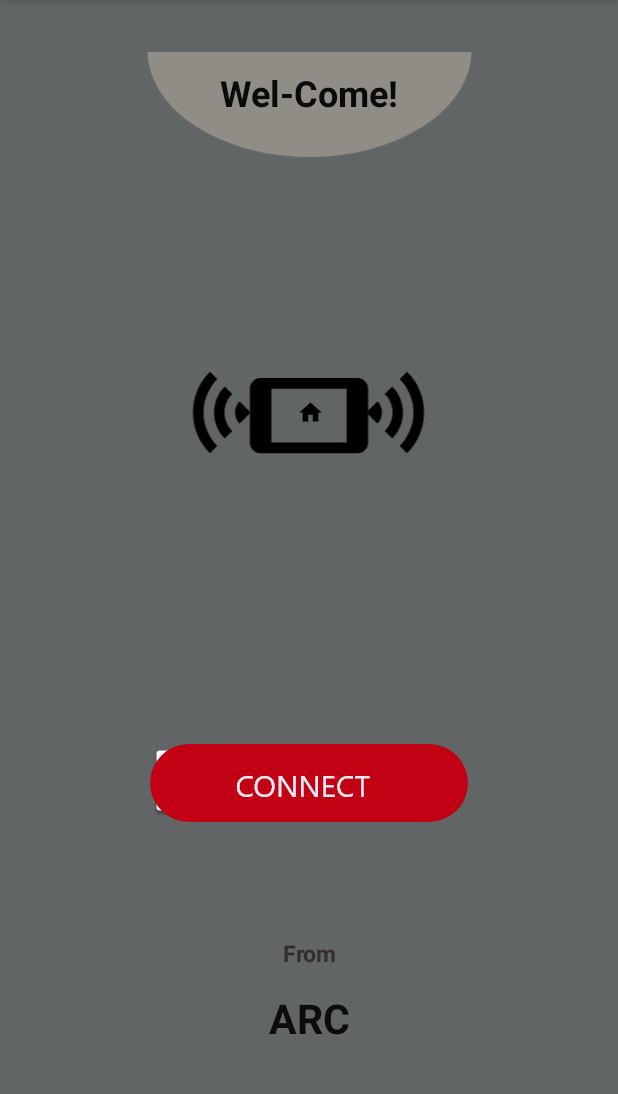
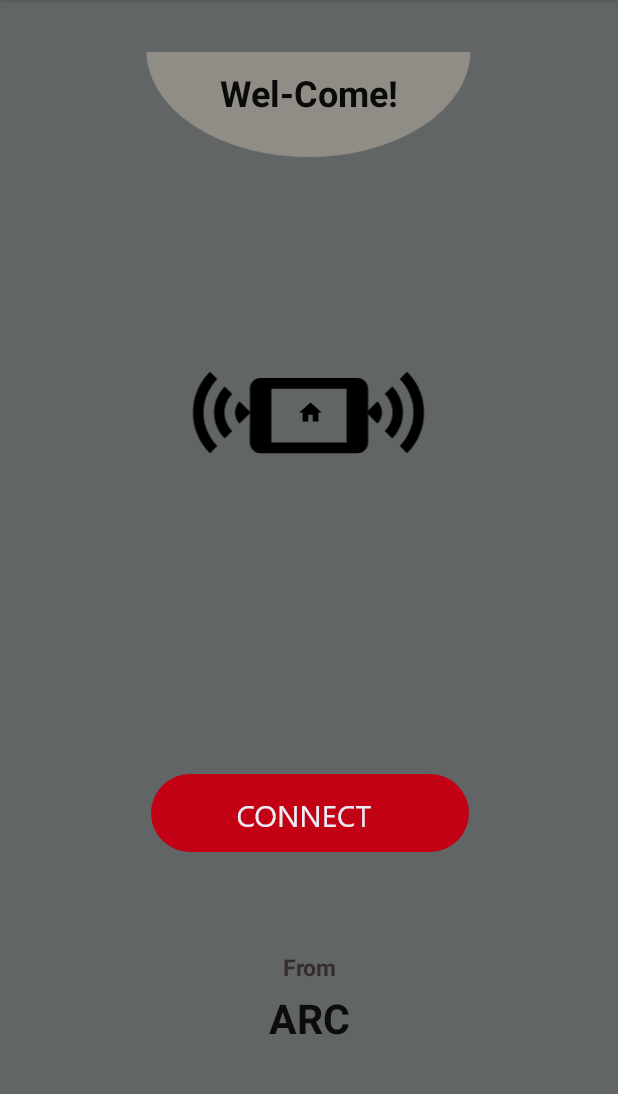
Before and after one commit to arcAdcet123/arcAutomationApp, an Android app: the screen it shows after launch (Sign_in_Activity), on a phone screen of 412 x 824 dp, the part 84-1178 px from its top. Run offline under Robolectric (Android 15) with nearby library versions, the phone set to English and light mode, and no system bars; our stand-ins replace Firebase (no records; nobody signed in at launch, a user with empty details on screens opened directly).

Commit message:
Bg Change & Final Sign if button And connect combined

```diff
--- a/app/src/main/res/layout/activity_sign_in_.xml
+++ b/app/src/main/res/layout/activity_sign_in_.xml
@@ -15,22 +15,27 @@
         android:layout_marginTop="476dp"
         android:layout_marginEnd="96dp"
         android:layout_marginBottom="200dp"
+        android:alwaysDrawnWithCache="false"
+        android:animationCache="false"
         android:focusableInTouchMode="false"
         android:foreground="@drawable/group_1"
         android:hapticFeedbackEnabled="false"
+        android:paddingLeft="20dp"
         app:layout_constraintBottom_toBottomOf="parent"
         app:layout_constraintEnd_toEndOf="parent"
-        app:layout_constraintHorizontal_bias="0.5"
+        app:layout_constraintHorizontal_bias="0.543"
         app:layout_constraintStart_toStartOf="parent"
-        app:layout_constraintTop_toTopOf="parent" />
+        app:layout_constraintTop_toTopOf="parent"
+        app:layout_constraintVertical_bias="1.0" />
 
     <TextView
         android:id="@+id/textView"
         android:layout_width="83dp"
         android:layout_height="26dp"
-        android:layout_marginStart="96dp"
+        android:layout_marginStart="164dp"
         android:layout_marginTop="615dp"
-        android:layout_marginEnd="96dp"
+        android:layout_marginEnd="164dp"
+        android:layout_marginBottom="90dp"
         android:lineSpacingExtra="8sp"
         android:text="From"
         android:textAlignment="center"
@@ -38,9 +43,8 @@
         android:textColor="#352D2D"
         android:textSize="15sp"
         android:textStyle="bold"
-        app:layout_constraintBottom_toTopOf="@+id/textView2"
+        app:layout_constraintBottom_toBottomOf="parent"
         app:layout_constraintEnd_toEndOf="parent"
-        app:layout_constraintHorizontal_bias="0.5"
         app:layout_constraintStart_toStartOf="parent"
         app:layout_constraintTop_toTopOf="parent" />
 
@@ -48,7 +52,9 @@
         android:id="@+id/textView2"
         android:layout_width="105dp"
         android:layout_height="38dp"
+        android:layout_marginStart="153dp"
         android:layout_marginTop="641dp"
+        android:layout_marginEnd="153dp"
         android:layout_marginBottom="52dp"
         android:text="ARC"
         android:textAlignment="center"
@@ -57,7 +63,6 @@
         android:textStyle="bold"
         app:layout_constraintBottom_toBottomOf="parent"
         app:layout_constraintEnd_toEndOf="parent"
-        app:layout_constraintHorizontal_bias="0.5"
         app:layout_constraintStart_toStartOf="parent"
         app:layout_constraintTop_toTopOf="parent" />
 
@@ -67,11 +72,10 @@
         android:layout_height="wrap_content"
         android:layout_marginStart="96dp"
         android:layout_marginTop="16dp"
-        android:layout_marginEnd="96dp"
+        android:layout_marginEnd="97dp"
         android:layout_marginBottom="644dp"
         app:layout_constraintBottom_toBottomOf="parent"
         app:layout_constraintEnd_toEndOf="parent"
-        app:layout_constraintHorizontal_bias="0.5"
         app:layout_constraintStart_toStartOf="parent"
         app:layout_constraintTop_toTopOf="parent"
         app:srcCompat="@drawable/component_1__1" />
@@ -80,7 +84,9 @@
         android:id="@+id/textView3"
         android:layout_width="wrap_content"
         android:layout_height="wrap_content"
+        android:layout_marginStart="146dp"
         android:layout_marginTop="27dp"
+        android:layout_marginEnd="146dp"
         android:layout_marginBottom="672dp"
         android:text="Wel-Come!"
         android:textColor="#0B0A0A"
```
Also changed, not shown: app/src/main/res/layout/fragment_bedroom.xml (+12 -14 lines), app/src/main/res/layout/fragment_hall.xml (+5 -5 lines), 7 other files.
